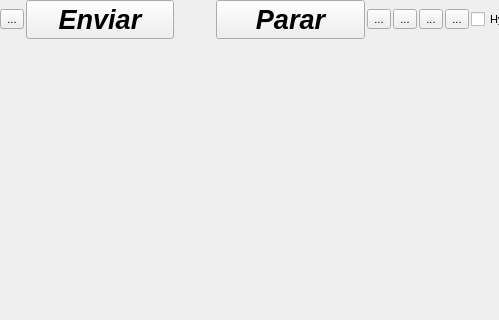
Before: the Qt Designer form qsstv/qsstv/mainwidgets/txwidget.ui in rafael2k/fonias_digital, drawn with Qt 5; both pictures show x 0 to 499 and y 0 to 320 of the 990 by 835 pixel window.
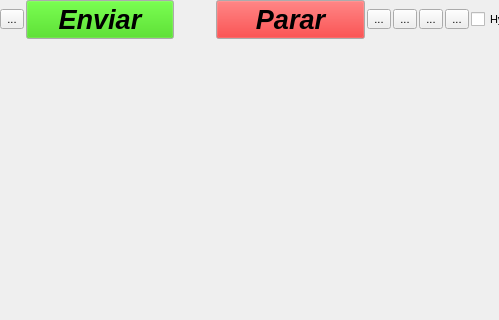
After: the same form once the commit is applied. Icons and pictures are not drawn. Custom widgets are drawn as their Qt base class.

Commit message: paint some buttons green and red.

The edit to the form file:
```diff
--- a/qsstv/qsstv/mainwidgets/txwidget.ui
+++ b/qsstv/qsstv/mainwidgets/txwidget.ui
@@ -63,6 +63,43 @@
            <verstretch>0</verstretch>
           </sizepolicy>
          </property>
+         <property name="palette">
+          <palette>
+           <active>
+            <colorrole role="Button">
+             <brush brushstyle="SolidPattern">
+              <color alpha="255">
+               <red>48</red>
+               <green>208</green>
+               <blue>0</blue>
+              </color>
+             </brush>
+            </colorrole>
+           </active>
+           <inactive>
+            <colorrole role="Button">
+             <brush brushstyle="SolidPattern">
+              <color alpha="255">
+               <red>48</red>
+               <green>208</green>
+               <blue>0</blue>
+              </color>
+             </brush>
+            </colorrole>
+           </inactive>
+           <disabled>
+            <colorrole role="Button">
+             <brush brushstyle="SolidPattern">
+              <color alpha="255">
+               <red>48</red>
+               <green>208</green>
+               <blue>0</blue>
+              </color>
+             </brush>
+            </colorrole>
+           </disabled>
+          </palette>
+         </property>
          <property name="font">
           <font>
            <pointsize>20</pointsize>
@@ -110,6 +147,43 @@
            <verstretch>0</verstretch>
           </sizepolicy>
          </property>
+         <property name="palette">
+          <palette>
+           <active>
+            <colorrole role="Button">
+             <brush brushstyle="SolidPattern">
+              <color alpha="255">
+               <red>241</red>
+               <green>7</green>
+               <blue>7</blue>
+              </color>
+             </brush>
+            </colorrole>
+           </active>
+           <inactive>
+            <colorrole role="Button">
+             <brush brushstyle="SolidPattern">
+              <color alpha="255">
+               <red>241</red>
+               <green>7</green>
+               <blue>7</blue>
+              </color>
+             </brush>
+            </colorrole>
+           </inactive>
+           <disabled>
+            <colorrole role="Button">
+             <brush brushstyle="SolidPattern">
+              <color alpha="255">
+               <red>241</red>
+               <green>7</green>
+               <blue>7</blue>
+              </color>
+             </brush>
+            </colorrole>
+           </disabled>
+          </palette>
+         </property>
          <property name="font">
           <font>
            <pointsize>20</pointsize>
```
The commit also changes 2 other files.
